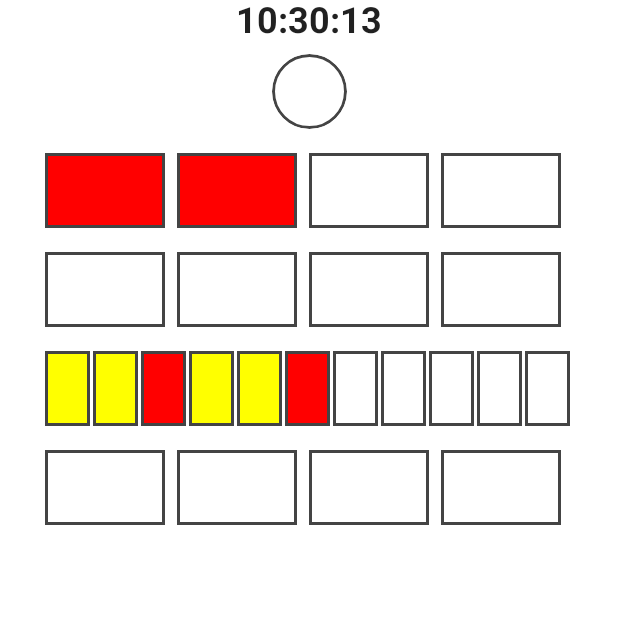
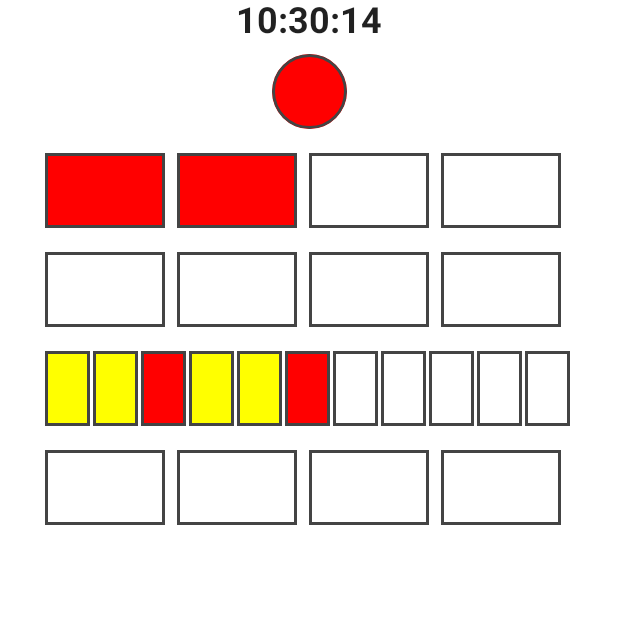
Before and after one commit to 2023-DEV2-016/BerlinClock, an Android app built with Jetpack Compose: the composable BerlinClockScreen shown on its own in the app's theme, on a phone screen of 412 x 824 dp, the top half of it. Run offline under Robolectric (Android 15) with nearby library versions, the phone set to English and light mode, and no system bars; our stand-ins replace Dagger/Hilt's generated code.

Commit message:
Refactor: passing color code to lamps enum

```diff
--- a/app/src/main/java/com/berlin/uhr/ui/BerlinClockScreen.kt
+++ b/app/src/main/java/com/berlin/uhr/ui/BerlinClockScreen.kt
@@ -1,5 +1,6 @@
 package com.berlin.uhr.ui
 
+import android.graphics.Color.parseColor
 import androidx.compose.foundation.background
 import androidx.compose.foundation.border
 import androidx.compose.foundation.layout.*
@@ -66,8 +67,7 @@ fun AddFourLampsMinutesRow(modifier: Modifier, list: ArrayList<Lamps>) {
                         .clip(RectangleShape)
                         .border(2.dp, Color.DarkGray, RectangleShape)
                         .background(
-                            if (list[it] == Lamps.YELLOW)
-                                Color.Yellow else Color.White
+                            Color(parseColor(list[it].color))
                         )
                 )
             }
@@ -103,11 +103,7 @@ fun AddElevenLamps(lamp: Lamps, modifier: Modifier, tag: String) {
                 .clip(RectangleShape)
                 .border(2.dp, Color.DarkGray, RectangleShape)
                 .background(
-                    when (lamp) {
-                        Lamps.RED -> Color.Red
-                        Lamps.YELLOW -> Color.Yellow
-                        else -> Color.White
-                    }
+                    Color(parseColor(lamp.color))
                 )
         )
     }
@@ -146,8 +142,7 @@ fun AddLamps(lamp: Lamps, modifier: Modifier, tag: String) {
                 .clip(RectangleShape)
                 .border(2.dp, Color.DarkGray, RectangleShape)
                 .background(
-                    if (lamp == Lamps.RED)
-                        Color.Red else Color.White
+                    Color(parseColor(lamp.color))
                 )
         )
     }
@@ -172,8 +167,7 @@ fun DrawSecondsLamp(modifier: Modifier, seconds: Lamps) {
             .clip(CircleShape)
             .border(2.dp, Color.DarkGray, CircleShape)
             .background(
-                if (seconds == Lamps.RED)
-                    Color.Red else Color.White
+                Color(parseColor(seconds.color))
             )
     )
 }
```
Also changed, not shown: app/src/main/java/com/berlin/uhr/domain/model/Lamps.kt (+4 -4 lines).
